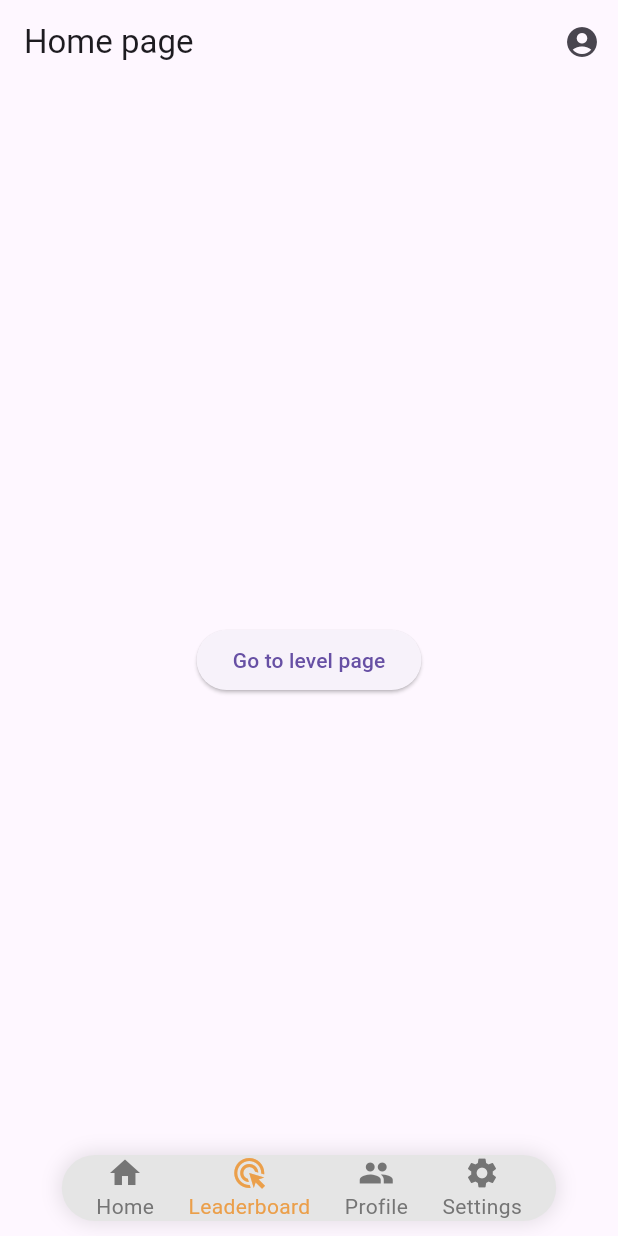
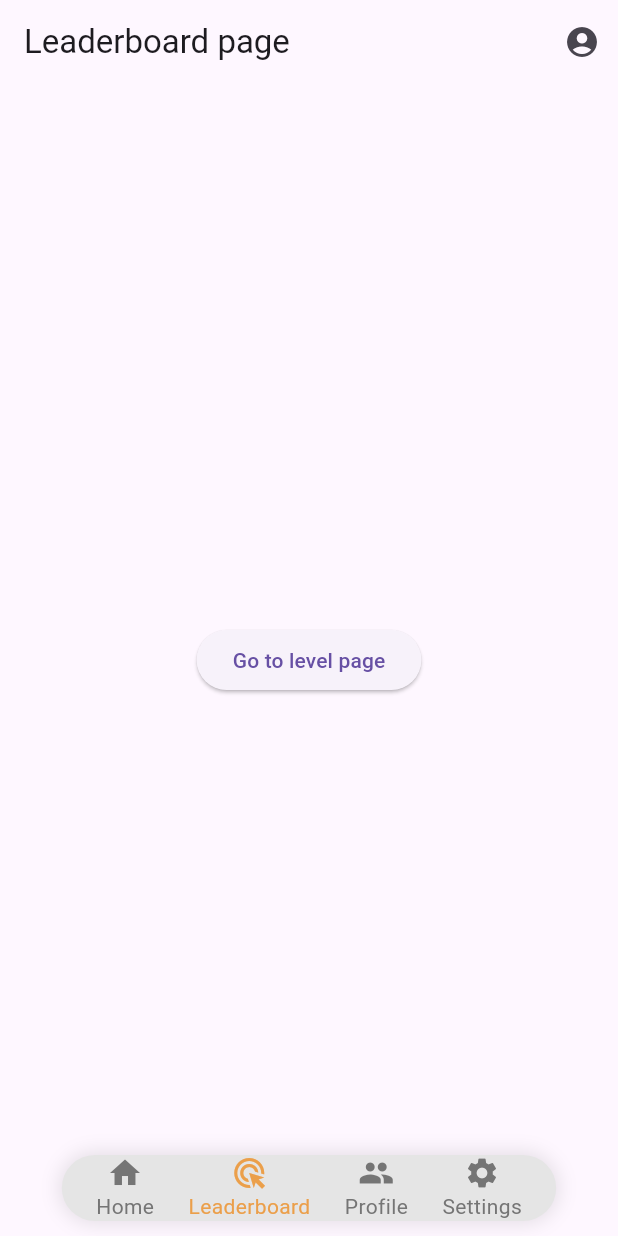
Before and after one commit to pieter0100/projektGrupowy, a Flutter app: the HomeScreen screen opened by its route, on a phone screen of 412 x 824 dp. Run offline on Flutter 3.47's test engine with Material 3 defaults, Android fonts, the phone set to English and light mode, and no system bars; our stand-ins replace go_router, hive, hive_flutter, logger; accounts and stored records are empty.

Commit message:
poprawa nawigacji

```diff
--- a/lib/app_router.dart
+++ b/lib/app_router.dart
@@ -1,6 +1,6 @@
 import 'package:go_router/go_router.dart';
 import 'package:flutter/material.dart';
-import 'package:projekt_grupowy/screens/home_screen.dart';
+import 'package:projekt_grupowy/screens/leaderboard_screen.dart';
 import 'package:projekt_grupowy/screens/level_screen.dart';
 import 'package:projekt_grupowy/screens/profile_screen.dart';
 import 'package:projekt_grupowy/screens/learn_screen.dart';
--- a/lib/main.dart
+++ b/lib/main.dart
@@ -2,7 +2,7 @@ import 'package:flutter/material.dart';
 import 'package:go_router/go_router.dart';
 
 import 'widgets/scaffold_with_nav.dart';
-import 'screens/home_screen.dart';
+import 'screens/leaderboard_screen.dart';
 import 'screens/level_screen.dart';
 import 'screens/profile_screen.dart';
 import 'screens/learn_screen.dart';
@@ -25,7 +25,7 @@ void main() async {
 
 // router configuration
 final GoRouter _router = GoRouter(
-  initialLocation: '/home',
+  initialLocation: '/level',
   routes: [
     StatefulShellRoute.indexedStack(
 
@@ -50,7 +50,7 @@ final GoRouter _router = GoRouter(
         StatefulShellBranch(
           routes: [
             GoRoute(
-              path: '/home',
+              path: '/leaderboard',
               builder: (context, state) => const HomeScreen(),
             ),
           ],
--- a/lib/screens/home_screen.dart
+++ b/lib/screens/leaderboard_screen.dart
@@ -8,7 +8,7 @@ class HomeScreen extends StatelessWidget {
   Widget build(BuildContext context) {
     return Scaffold(
       appBar: AppBar(
-        title: Text('Home page'),
+        title: Text('Leaderboard page'),
         actions: [
           IconButton(
             onPressed: () => context.go('/profile'),
--- a/lib/screens/practice_screen.dart
+++ b/lib/screens/practice_screen.dart
@@ -13,7 +13,7 @@ class PracticeScreen extends StatelessWidget{
     return Scaffold(
       appBar: AppBar(
         leading: IconButton(
-          onPressed: () => context.go('/level'),
+          onPressed: () => context.go('/level/learn?level=${level}'),
           icon: Icon(Icons.arrow_back_ios),
         ),
         title: Text('Practice screen'),
```
Also changed, not shown: pubspec.lock, 1 other file.
